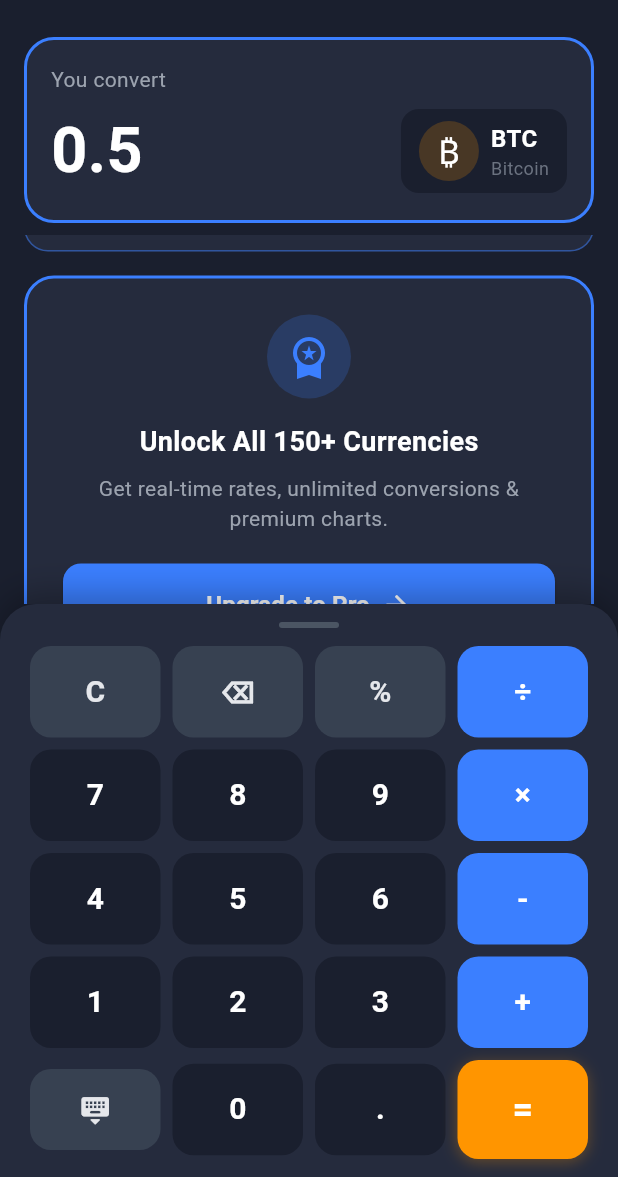
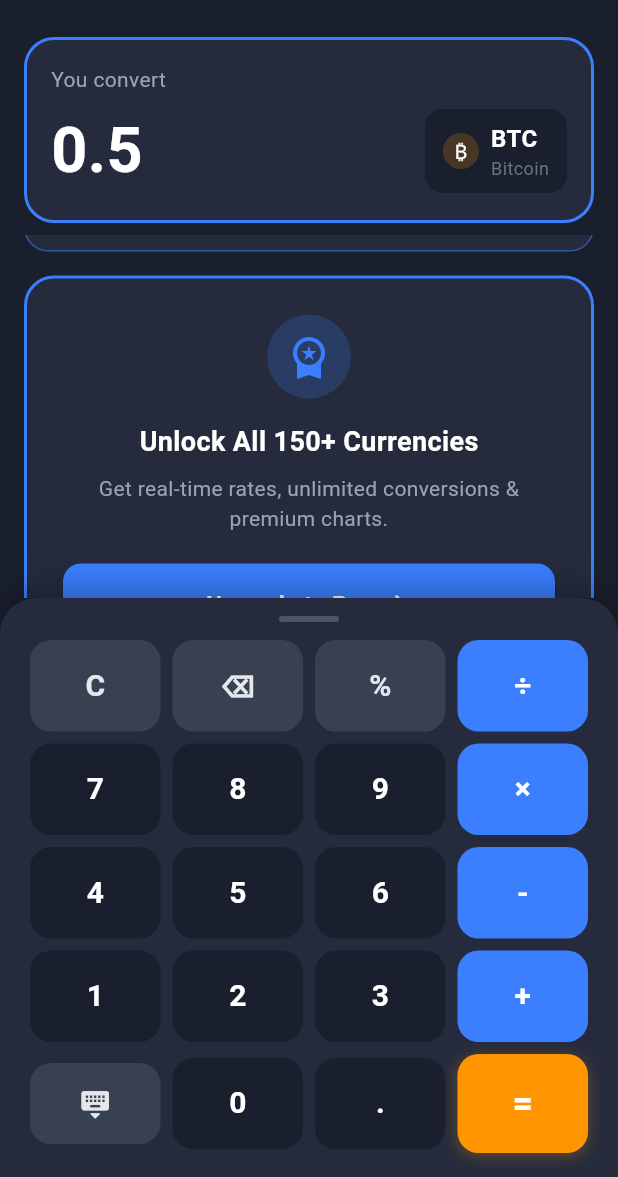
Before and after one commit to Ionitas/cryptocurrencyconverter, a Flutter app: the screen it shows after launch, scrolled down 576 dp, on a phone screen of 412 x 824 dp, the part 59-1236 px from its top. Run offline on Flutter 3.47's test engine with Material 3 defaults, Android fonts, the phone set to English and light mode, and no system bars; our stand-ins replace get_it, shared_preferences; missing offline and left inert: window_manager; network calls fail.

```diff
--- a/lib/main.dart
+++ b/lib/main.dart
@@ -9,6 +9,15 @@ import 'presentation/screens/converter_screen.dart';
 
 void main() async {
   WidgetsFlutterBinding.ensureInitialized();
+
+  // Lock orientation to portrait only on mobile devices
+  final isMobile = Platform.isIOS || Platform.isAndroid;
+  if (isMobile) {
+    await SystemChrome.setPreferredOrientations([
+      DeviceOrientation.portraitUp,
+      DeviceOrientation.portraitDown,
+    ]);
+  }
 
   // Setup window for desktop platforms
   final isDesktop = Platform.isLinux || Platform.isWindows || Platform.isMacOS;
--- a/lib/presentation/screens/converter_screen.dart
+++ b/lib/presentation/screens/converter_screen.dart
@@ -317,16 +317,21 @@ class _ConverterScreenState extends State<ConverterScreen>
   }
 
   Widget _buildCurrencyList() {
+    final mediaQuery = MediaQuery.of(context);
+    final isTablet = mediaQuery.size.shortestSide >= 600;
+    final horizontalPadding = isTablet ? 24.0 : 16.0;
+    final bottomSpacing = isTablet ? 120.0 : 100.0;
+
     return CustomScrollView(
       slivers: [
         SliverPadding(
-          padding: const EdgeInsets.all(16),
+          padding: EdgeInsets.all(horizontalPadding),
           sliver: SliverToBoxAdapter(
             child: _buildListHeader(),
           ),
         ),
         SliverPadding(
-          padding: const EdgeInsets.symmetric(horizontal: 16),
+          padding: EdgeInsets.symmetric(horizontal: horizontalPadding),
           sliver: SliverReorderableList(
             itemBuilder: (context, index) {
               final currency = _displayCurrencies[index];
@@ -354,7 +359,7 @@ class _ConverterScreenState extends State<ConverterScreen>
           ),
         ),
         SliverPadding(
-          padding: const EdgeInsets.symmetric(horizontal: 16),
+          padding: EdgeInsets.symmetric(horizontal: horizontalPadding),
           sliver: SliverToBoxAdapter(
             child: Column(
               children: [
@@ -368,7 +373,7 @@ class _ConverterScreenState extends State<ConverterScreen>
                     if (mounted) _loadData(forceRefresh: true);
                   },
                 ),
-                const SizedBox(height: 100),
+                SizedBox(height: bottomSpacing),
               ],
             ),
           ),
--- a/lib/presentation/widgets/bottom_bar.dart
+++ b/lib/presentation/widgets/bottom_bar.dart
@@ -16,9 +16,16 @@ class BottomBar extends StatelessWidget {
 
   @override
   Widget build(BuildContext context) {
-    return SafeArea(
-      child: Container(
-        padding: const EdgeInsets.symmetric(horizontal: 16, vertical: 12),
+    final mediaQuery = MediaQuery.of(context);
+    final bottomPadding = mediaQuery.padding.bottom;
+
+    return Container(
+      padding: EdgeInsets.only(
+        left: 16,
+        right: 16,
+        top: 12,
+        bottom: bottomPadding > 0 ? bottomPadding : 12,
+      ),
       decoration: BoxDecoration(
         color: appTheme.surface,
         borderRadius: const BorderRadius.vertical(top: Radius.circular(24)),
@@ -69,13 +76,12 @@ class BottomBar extends StatelessWidget {
                 color: appTheme.primary,
                 borderRadius: BorderRadius.circular(14),
               ),
-                child: Icon(Icons.calculate,
-                    color: appTheme.textPrimary, size: 22),
+              child:
+                  Icon(Icons.calculate, color: appTheme.textPrimary, size: 22),
             ),
           ),
         ],
       ),
-      ),
     );
   }
 }
--- a/lib/presentation/widgets/calculator_pad.dart
+++ b/lib/presentation/widgets/calculator_pad.dart
@@ -74,6 +74,14 @@ class _CalculatorPadState extends State<CalculatorPad>
 
   @override
   Widget build(BuildContext context) {
+    final mediaQuery = MediaQuery.of(context);
+    final bottomPadding = mediaQuery.padding.bottom;
+    final isTablet = mediaQuery.size.shortestSide >= 600;
+    final buttonPadding = isTablet ? 20.0 : 16.0;
+    final buttonSpacing = isTablet ? 12.0 : 8.0;
+    final fontSize = isTablet ? 24.0 : 20.0;
+    final equalsFontSize = isTablet ? 28.0 : 24.0;
+
     return SlideTransition(
       position: _slideAnimation,
       child: Transform.translate(
@@ -81,9 +89,13 @@ class _CalculatorPadState extends State<CalculatorPad>
         child: GestureDetector(
           onVerticalDragUpdate: _onVerticalDragUpdate,
           onVerticalDragEnd: _onVerticalDragEnd,
-          child: SafeArea(
           child: Container(
-              padding: const EdgeInsets.symmetric(horizontal: 16, vertical: 12),
+            padding: EdgeInsets.only(
+              left: 16,
+              right: 16,
+              top: 12,
+              bottom: bottomPadding > 0 ? bottomPadding : 16,
+            ),
             decoration: BoxDecoration(
               color: widget.appTheme.surface,
               borderRadius:
@@ -110,67 +122,71 @@ class _CalculatorPadState extends State<CalculatorPad>
                   ),
                 ),
                 // Calculator buttons
-                  _buildButtonRow([
-                    'C',
-                    '⌫',
-                    '%',
-                    '÷'
-                  ], [
+                _buildButtonRow(
+                  ['C', '⌫', '%', '÷'],
+                  [
                     _ButtonType.function,
                     _ButtonType.function,
                     _ButtonType.function,
                     _ButtonType.operation
-                  ]),
-                  const SizedBox(height: 8),
-                  _buildButtonRow([
-                    '7',
-                    '8',
-                    '9',
-                    '×'
-                  ], [
+                  ],
+                  buttonPadding,
+                  fontSize,
+                  equalsFontSize,
+                ),
+                SizedBox(height: buttonSpacing),
+                _buildButtonRow(
+                  ['7', '8', '9', '×'],
+                  [
                     _ButtonType.number,
                     _ButtonType.number,
                     _ButtonType.number,
                     _ButtonType.operation
-                  ]),
-                  const SizedBox(height: 8),
-                  _buildButtonRow([
-                    '4',
-                    '5',
-                    '6',
-                    '-'
-                  ], [
+                  ],
+                  buttonPadding,
+                  fontSize,
+                  equalsFontSize,
+                ),
+                SizedBox(height: buttonSpacing),
+                _buildButtonRow(
+                  ['4', '5', '6', '-'],
+                  [
                     _ButtonType.number,
                     _ButtonType.number,
                     _ButtonType.number,
                     _ButtonType.operation
-                  ]),
-                  const SizedBox(height: 8),
-                  _buildButtonRow([
-                    '1',
-                    '2',
-                    '3',
-                    '+'
-                  ], [
+                  ],
+                  buttonPadding,
+                  fontSize,
+                  equalsFontSize,
+                ),
+                SizedBox(height: buttonSpacing),
+                _buildButtonRow(
+                  ['1', '2', '3', '+'],
+                  [
                     _ButtonType.number,
                     _ButtonType.number,
                     _ButtonType.number,
                     _ButtonType.operation
-                  ]),
-                  const SizedBox(height: 8),
-                  _buildButtonRow([
-                    'hide',
-                    '0',
-                    '.',
-                    '='
-                  ], [
+                  ],
+                  buttonPadding,
+                  fontSize,
+                  equalsFontSize,
+                ),
+                SizedBox(height: buttonSpacing),
+                _buildButtonRow(
+                  ['hide', '0', '.', '='],
+                  [
                     _ButtonType.hide,
                     _ButtonType.number,
                     _ButtonType.number,
                     _ButtonType.equals
-                  ]),
                   ],
+                  buttonPadding,
+                  fontSize,
+                  equalsFontSize,
                 ),
+              ],
             ),
           ),
         ),
@@ -178,35 +194,48 @@ class _CalculatorPadState extends State<CalculatorPad>
     );
   }
 
-  Widget _buildButtonRow(List<String> values, List<_ButtonType> types) {
+  Widget _buildButtonRow(
+    List<String> values,
+    List<_ButtonType> types,
+    double buttonPadding,
+    double fontSize,
+    double equalsFontSize,
+  ) {
     return Row(
       children: List.generate(values.length, (index) {
-        return _buildCalcButton(values[index], types[index]);
+        return _buildCalcButton(
+          values[index],
+          types[index],
+          buttonPadding,
+          fontSize,
+          equalsFontSize,
+        );
       }),
     );
   }
 
-  Widget _buildCalcButton(String value, _ButtonType type) {
+  Widget _buildCalcButton(
+    String value,
+    _ButtonType type,
+    double buttonPadding,
+    double fontSize,
+    double equalsFontSize,
+  ) {
     Color backgroundColor;
     Color textColor = widget.appTheme.textPrimary;
 
     switch (type) {
       case _ButtonType.operation:
         backgroundColor = widget.appTheme.primary;
-        break;
       case _ButtonType.function:
         backgroundColor = widget.appTheme.surfaceLight;
         textColor = widget.appTheme.textLight;
-        break;
       case _ButtonType.equals:
         backgroundColor = widget.appTheme.accent;
-        break;
       case _ButtonType.hide:
         backgroundColor = widget.appTheme.surfaceLight;
-        break;
       case _ButtonType.number:
         backgroundColor = widget.appTheme.background;
-        break;
     }
 
     Widget buttonContent;
@@ -221,7 +250,7 @@ class _CalculatorPadState extends State<CalculatorPad>
         value,
         style: TextStyle(
           color: textColor,
-          fontSize: type == _ButtonType.equals ? 24 : 20,
+          fontSize: type == _ButtonType.equals ? equalsFontSize : fontSize,
           fontWeight: FontWeight.w600,
         ),
       );
@@ -233,7 +262,7 @@ class _CalculatorPadState extends State<CalculatorPad>
             type == _ButtonType.hide ? widget.onHide() : widget.onInput(value),
         child: Container(
           margin: const EdgeInsets.symmetric(horizontal: 4),
-          padding: const EdgeInsets.symmetric(vertical: 16),
+          padding: EdgeInsets.symmetric(vertical: buttonPadding),
           decoration: BoxDecoration(
             color: backgroundColor,
             borderRadius: BorderRadius.circular(14),
--- a/lib/presentation/widgets/input_section.dart
+++ b/lib/presentation/widgets/input_section.dart
@@ -22,12 +22,19 @@ class InputSection extends StatelessWidget {
 
   @override
   Widget build(BuildContext context) {
+    final mediaQuery = MediaQuery.of(context);
+    final isTablet = mediaQuery.size.shortestSide >= 600;
+    final horizontalPadding = isTablet ? 24.0 : 16.0;
+    final valueFontSize = isTablet ? 52.0 : 42.0;
+    final labelFontSize = isTablet ? 16.0 : 14.0;
+
     return GestureDetector(
       onTap: onTap,
       child: Container(
         key: ValueKey(selectedCurrency?.symbol ?? 'none'),
-        margin: const EdgeInsets.symmetric(horizontal: 16, vertical: 8),
-        padding: const EdgeInsets.all(16),
+        margin:
+            EdgeInsets.symmetric(horizontal: horizontalPadding, vertical: 8),
+        padding: EdgeInsets.all(isTablet ? 20 : 16),
         decoration: BoxDecoration(
           color: appTheme.surface,
           borderRadius: BorderRadius.circular(20),
@@ -44,14 +51,17 @@ class InputSection extends StatelessWidget {
               children: [
                 Text(
                   'You convert',
-                  style: TextStyle(color: appTheme.textSecondary, fontSize: 14),
+                  style: TextStyle(
+                    color: appTheme.textSecondary,
+                    fontSize: labelFontSize,
+                  ),
                 ),
                 if (calculatorExpression.isNotEmpty)
                   Text(
                     calculatorExpression,
                     style: TextStyle(
                       color: appTheme.textTertiary,
-                      fontSize: 14,
+                      fontSize: labelFontSize,
                     ),
                   ),
               ],
@@ -67,7 +77,7 @@ class InputSection extends StatelessWidget {
                       displayValue,
                       style: TextStyle(
                         color: appTheme.textPrimary,
-                        fontSize: 42,
+                        fontSize: valueFontSize,
                         fontWeight: FontWeight.bold,
                       ),
                       maxLines: 1,
@@ -75,7 +85,7 @@ class InputSection extends StatelessWidget {
                   ),
                 ),
                 const SizedBox(width: 12),
-                _buildCurrencyBadge(),
+                _buildCurrencyBadge(isTablet),
               ],
             ),
           ],
@@ -84,16 +94,19 @@ class InputSection extends StatelessWidget {
     );
   }
 
-  Widget _buildCurrencyBadge() {
+  Widget _buildCurrencyBadge(bool isTablet) {
     return Container(
-      padding: const EdgeInsets.symmetric(horizontal: 12, vertical: 8),
+      padding: EdgeInsets.symmetric(
+        horizontal: isTablet ? 16 : 12,
+        vertical: isTablet ? 10 : 8,
+      ),
       decoration: BoxDecoration(
         color: appTheme.background,
         borderRadius: BorderRadius.circular(12),
       ),
       child: Row(
         children: [
-          CurrencyIcon(currency: selectedCurrency),
+          CurrencyIcon(currency: selectedCurrency, size: isTablet ? 28 : 24),
           const SizedBox(width: 8),
           Column(
             crossAxisAlignment: CrossAxisAlignment.start,
@@ -102,7 +115,7 @@ class InputSection extends StatelessWidget {
                 selectedCurrency?.symbol ?? '',
                 style: TextStyle(
                   color: appTheme.textPrimary,
-                  fontSize: 16,
+                  fontSize: isTablet ? 18 : 16,
                   fontWeight: FontWeight.bold,
                 ),
               ),
@@ -110,7 +123,7 @@ class InputSection extends StatelessWidget {
                 selectedCurrency?.name ?? '',
                 style: TextStyle(
                   color: appTheme.textTertiary,
-                  fontSize: 12,
+                  fontSize: isTablet ? 14 : 12,
                 ),
               ),
             ],
```
Lines whose indentation alone changed are shown as unchanged.
